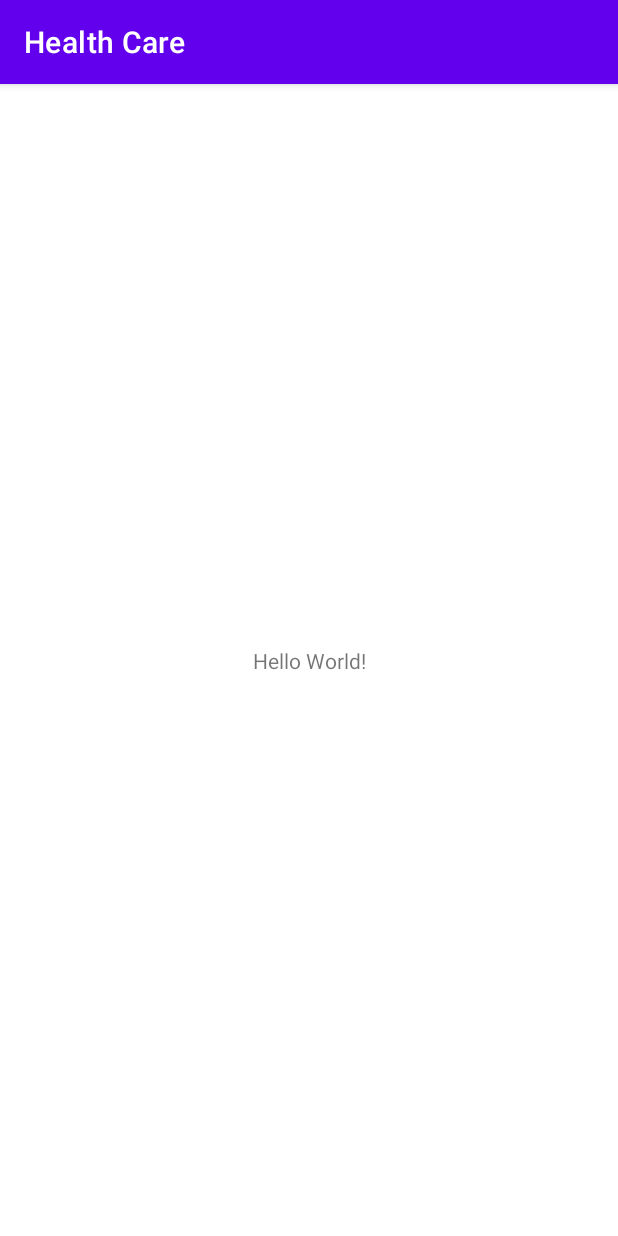
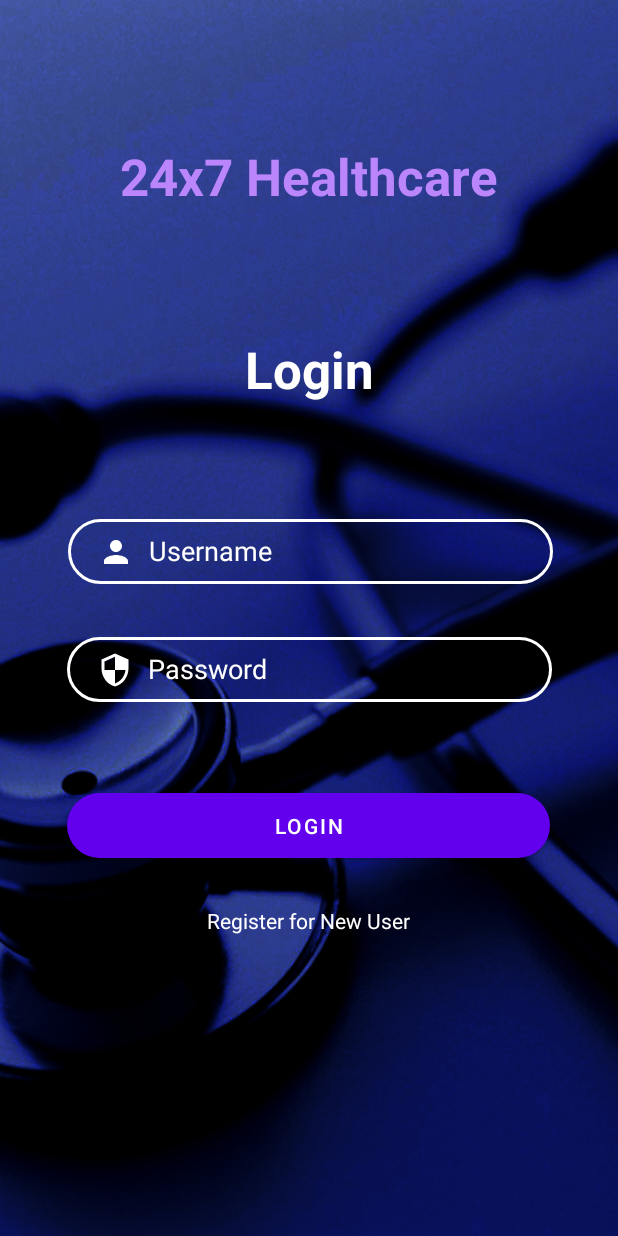
Before and after one commit to Neethamadhu-Madurasinghe/healthcare, an Android app: the screen it shows after launch (MainActivity before the commit, LoginActivity after it), on a phone screen of 412 x 824 dp. Run offline under Robolectric (Android 15) with nearby library versions, the phone set to English and light mode, and no system bars.

Commit message:
Create login activity UI

```diff
--- a/app/src/main/AndroidManifest.xml
+++ b/app/src/main/AndroidManifest.xml
@@ -13,6 +13,9 @@
         tools:targetApi="31">
         <activity
             android:name=".MainActivity"
+            android:exported="false" />
+        <activity
+            android:name=".LoginActivity"
             android:exported="true">
             <intent-filter>
                 <action android:name="android.intent.action.MAIN" />
--- /dev/null
+++ b/app/src/main/java/com/google/play/userexp/healthcare/LoginActivity.java
@@ -0,0 +1,23 @@
+package com.google.play.userexp.healthcare;
+
+import androidx.appcompat.app.AppCompatActivity;
+
+import android.os.Bundle;
+import android.widget.Button;
+import android.widget.EditText;
+import android.widget.TextView;
+
+public class LoginActivity extends AppCompatActivity {
+
+    EditText loginPassword, loginUsername;
+    Button loginButton;
+    TextView newUserReg;
+
+    @Override
+    protected void onCreate(Bundle savedInstanceState) {
+        super.onCreate(savedInstanceState);
+        setContentView(R.layout.activity_login);
+
+        loginUsername = findViewById(R.id.editTextLoginUsername);
+    }
+}
--- /dev/null
+++ b/app/src/main/res/layout/activity_login.xml
@@ -0,0 +1,111 @@
+<?xml version="1.0" encoding="utf-8"?>
+<androidx.constraintlayout.widget.ConstraintLayout xmlns:android="http://schemas.android.com/apk/res/android"
+    xmlns:app="http://schemas.android.com/apk/res-auto"
+    xmlns:tools="http://schemas.android.com/tools"
+    android:layout_width="match_parent"
+    android:layout_height="match_parent"
+    tools:context=".LoginActivity"
+    android:background="@drawable/back1"
+    >
+
+    <TextView
+        android:id="@+id/textView"
+        android:layout_width="wrap_content"
+        android:layout_height="wrap_content"
+        android:text="24x7 Healthcare"
+        android:textColor="@color/purple_200"
+        android:textSize="34sp"
+        android:textStyle="bold"
+        app:layout_constraintBottom_toBottomOf="parent"
+        app:layout_constraintEnd_toEndOf="parent"
+        app:layout_constraintStart_toStartOf="parent"
+        app:layout_constraintTop_toTopOf="parent"
+        app:layout_constraintVertical_bias="0.122" />
+
+    <TextView
+        android:id="@+id/textView2"
+        android:layout_width="wrap_content"
+        android:layout_height="wrap_content"
+        android:text="Login"
+        android:textColor="@color/colorWhite"
+        android:textSize="34sp"
+        android:textStyle="bold"
+        app:layout_constraintBottom_toBottomOf="parent"
+        app:layout_constraintEnd_toEndOf="parent"
+        app:layout_constraintStart_toStartOf="parent"
+        app:layout_constraintTop_toBottomOf="@+id/textView"
+        app:layout_constraintVertical_bias="0.131" />
+
+    <EditText
+        android:id="@+id/editTextLoginUsername"
+        android:layout_width="323dp"
+        android:layout_height="43dp"
+        android:background="@drawable/input_bg"
+        android:drawableLeft="@drawable/ic_baseline_person_24"
+        android:drawablePadding="10dp"
+        android:ems="10"
+        android:hint="Username"
+        android:inputType="textPersonName"
+        android:paddingLeft="20dp"
+        android:paddingTop="10dp"
+        android:paddingRight="10dp"
+        android:paddingBottom="10dp"
+        android:textColor="@color/colorWhite"
+        android:textColorHint="@color/colorWhite"
+        android:textColorLink="@color/colorWhite"
+        app:layout_constraintBottom_toBottomOf="parent"
+        app:layout_constraintEnd_toEndOf="parent"
+        app:layout_constraintHorizontal_bias="0.511"
+        app:layout_constraintStart_toStartOf="parent"
+        app:layout_constraintTop_toBottomOf="@+id/textView2"
+        app:layout_constraintVertical_bias="0.151" />
+
+    <EditText
+        android:id="@+id/editTextLoginPassword"
+        android:layout_width="323dp"
+        android:layout_height="43dp"
+        android:background="@drawable/input_bg"
+        android:drawableLeft="@drawable/ic_baseline_security_24"
+        android:drawablePadding="10dp"
+        android:ems="10"
+        android:hint="Password"
+        android:inputType="textPassword"
+        android:paddingLeft="20dp"
+        android:paddingTop="10dp"
+        android:paddingRight="10dp"
+        android:paddingBottom="10dp"
+        android:textColor="@color/colorWhite"
+        android:textColorHint="@color/colorWhite"
+        android:textColorLink="@color/colorWhite"
+        app:layout_constraintBottom_toBottomOf="parent"
+        app:layout_constraintEnd_toEndOf="parent"
+        app:layout_constraintStart_toStartOf="parent"
+        app:layout_constraintTop_toBottomOf="@+id/editTextLoginUsername"
+        app:layout_constraintVertical_bias="0.09" />
+
+    <Button
+        android:id="@+id/loginButton"
+        android:layout_width="322dp"
+        android:layout_height="43dp"
+        android:background="@drawable/btn_bg"
+        android:text="Login"
+        app:layout_constraintBottom_toBottomOf="parent"
+        app:layout_constraintEnd_toEndOf="parent"
+        app:layout_constraintHorizontal_bias="0.494"
+        app:layout_constraintStart_toStartOf="parent"
+        app:layout_constraintTop_toBottomOf="@+id/editTextLoginPassword"
+        app:layout_constraintVertical_bias="0.193" />
+
+    <TextView
+        android:id="@+id/textView3"
+        android:layout_width="wrap_content"
+        android:layout_height="wrap_content"
+        android:text="Register for New User"
+        android:textColor="@color/colorWhite"
+        app:layout_constraintBottom_toBottomOf="parent"
+        app:layout_constraintEnd_toEndOf="parent"
+        app:layout_constraintHorizontal_bias="0.498"
+        app:layout_constraintStart_toStartOf="parent"
+        app:layout_constraintTop_toBottomOf="@+id/loginButton"
+        app:layout_constraintVertical_bias="0.137" />
+</androidx.constraintlayout.widget.ConstraintLayout>
--- a/app/src/main/res/values/colors.xml
+++ b/app/src/main/res/values/colors.xml
@@ -7,4 +7,12 @@
     <color name="teal_700">#FF018786</color>
     <color name="black">#FF000000</color>
     <color name="white">#FFFFFFFF</color>
+
+    <color name="colorPrimaryDark">#3262C4</color>
+    <color name="colorBlack">#000000</color>
+    <color name="colorWhite">#FFFFFF</color>
+
+    <color name="colorRed">#C11515</color>
+    <color name="colorPurpleDark">#FF210642</color>
+    <color name="yellowLight">#FFF777</color>
 </resources>
--- a/app/src/main/res/values/themes.xml
+++ b/app/src/main/res/values/themes.xml
@@ -1,6 +1,6 @@
 <resources xmlns:tools="http://schemas.android.com/tools">
     <!-- Base application theme. -->
-    <style name="Theme.HealthCare" parent="Theme.MaterialComponents.DayNight.DarkActionBar">
+    <style name="Theme.HealthCare" parent="Theme.MaterialComponents.DayNight.NoActionBar">
         <!-- Primary brand color. -->
         <item name="colorPrimary">@color/purple_500</item>
         <item name="colorPrimaryVariant">@color/purple_700</item>
```
